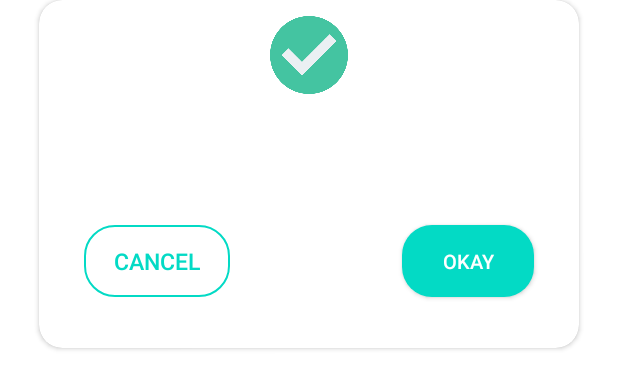
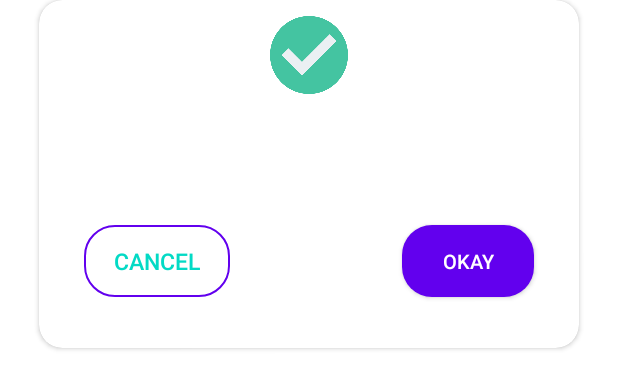
Before and after one commit to marufnwu/JDialog, an Android app: the layout dialog_generic.xml on its own in the app's theme, with its tools: preview values and no code run, on a phone screen of 412 x 824 dp. Shown: the top 389 px of the screen. Run offline under Robolectric (Android 15) with nearby library versions, the phone set to English and light mode, and no system bars.

```diff
--- a/JDialog/src/main/res/drawable/round_background.xml
+++ b/JDialog/src/main/res/drawable/round_background.xml
@@ -7,5 +7,5 @@
         android:right="10dp"
         android:left="10dp"/>
 
-    <solid android:color="@color/button_order_color"/>
+    <solid android:color="@color/jdialog_button_color"/>
 </shape>
--- a/JDialog/src/main/res/drawable/round_border.xml
+++ b/JDialog/src/main/res/drawable/round_border.xml
@@ -8,5 +8,5 @@
         android:left="20dp"/>
 
     <stroke android:width="1dp"
-        android:color="@color/button_order_color"/>
+        android:color="@color/jdialog_button_color"/>
 </shape>
--- a/JDialog/src/main/res/layout/dialog_generic.xml
+++ b/JDialog/src/main/res/layout/dialog_generic.xml
@@ -23,7 +23,7 @@
 
 
         <TextView
-            android:textColor="?android:colorAccent"
+            android:textColor="@color/jdialog_body_text_color"
             android:id="@+id/txtBody"
             android:layout_width="wrap_content"
             android:layout_height="wrap_content"
--- a/JDialog/src/main/res/values/colors.xml
+++ b/JDialog/src/main/res/values/colors.xml
@@ -1,5 +1,5 @@
 <?xml version="1.0" encoding="utf-8"?>
 <resources>
-    <color name="button_order_color">?android:colorAccent</color>
-    <color name="dialog_body_text_color">?android:colorAccent</color>
+    <color name="jdialog_button_color">?android:colorAccent</color>
+    <color name="jdialog_body_text_color">#000000</color>
 </resources>
--- /dev/null
+++ b/JDialog/src/main/res/values/strings.xml
@@ -0,0 +1,4 @@
+<?xml version="1.0" encoding="utf-8"?>
+<resources>
+
+</resources>
--- a/app/src/main/res/values/colors.xml
+++ b/app/src/main/res/values/colors.xml
@@ -7,4 +7,7 @@
     <color name="teal_700">#FF018786</color>
     <color name="black">#FF000000</color>
     <color name="white">#FFFFFFFF</color>
+
+    <color name="jdialog_button_color">#FF6200EE</color>
+    <color name="jdialog_body_text_color">#FF03DAC5</color>
 </resources>
```
Also changed, not shown: JDialog/src/main/java/com/maruf/jdialog/JDialog.java (+7 -2 lines).
